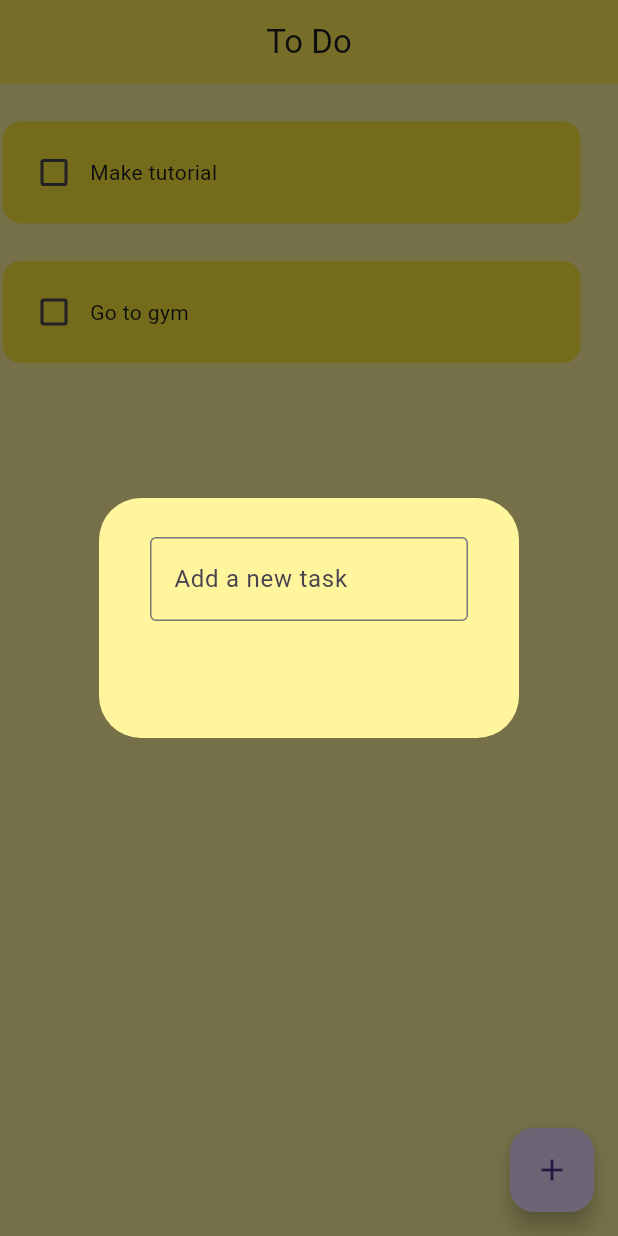
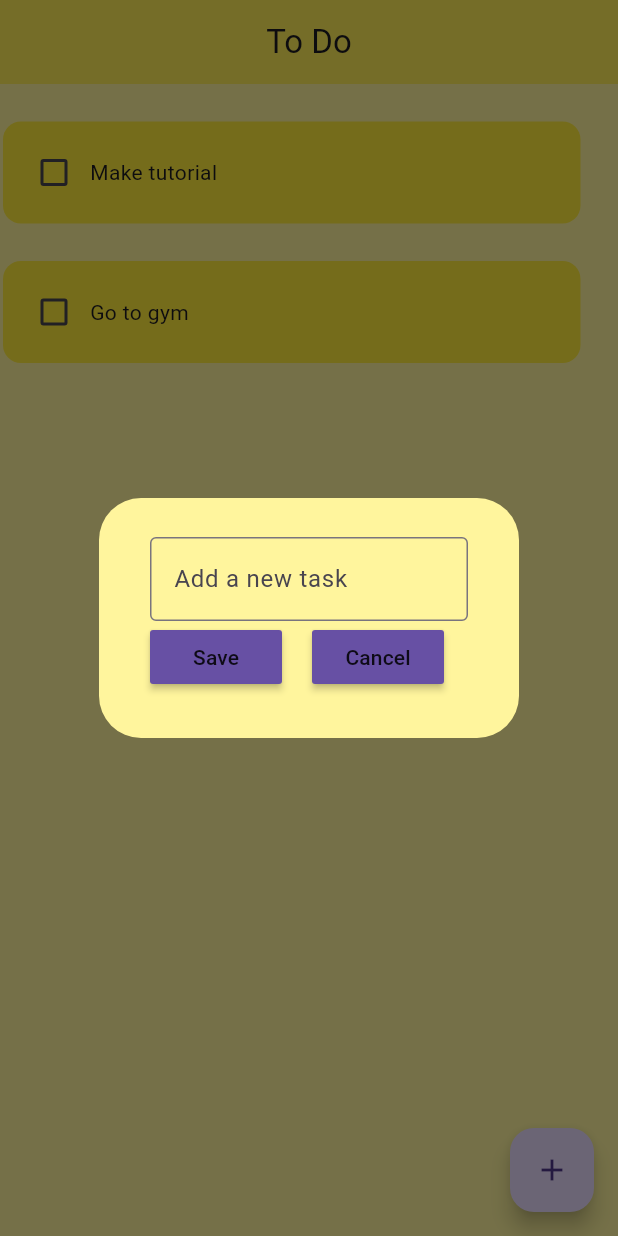
Before and after one commit to Majok-Bol/to_do_application, a Flutter app: the screen it shows after launch, after a tap on the "add" icon, on a phone screen of 412 x 824 dp. Run offline on Flutter 3.47's test engine with Material 3 defaults, Android fonts, the phone set to English and light mode, and no system bars.

```diff
--- a/lib/pages/home_page.dart
+++ b/lib/pages/home_page.dart
@@ -8,6 +8,7 @@ class HomePage extends StatefulWidget {
   HomePageState createState() => HomePageState();
 }
 class HomePageState extends State<HomePage>{
+  final _controller=TextEditingController();
   final List toDoList=[
     ["Make tutorial",false],
     ["Go to gym",false],
@@ -23,11 +24,21 @@ class HomePageState extends State<HomePage>{
   void createNewTask(){
     setState(() {
       showDialog(context: context, builder: (context){
-        return DialogBox();
+        return DialogBox(
+          myController:_controller,
+          onSave: saveNewTask,
+          onCancel:()=> Navigator.of(context).pop(),
+        );
       });
 
 
     });
+  }
+  void saveNewTask(){
+    setState(() {
+      toDoList.add([_controller.text,false]);
+    });
+    Navigator.of(context).pop();
   }
   @override
   Widget build(BuildContext context){
--- a/lib/utils/dialog_box.dart
+++ b/lib/utils/dialog_box.dart
@@ -1,5 +1,10 @@
 import 'package:flutter/material.dart';
+import 'package:to_do_application/utils/my_buttons.dart';
 class DialogBox extends StatelessWidget{
+  final myController;
+  VoidCallback onSave;
+  VoidCallback onCancel;
+   DialogBox({super.key,required this.myController,required this.onSave,required this.onCancel});
   @override
   Widget build(BuildContext context){
     return AlertDialog(
@@ -8,9 +13,11 @@ class DialogBox extends StatelessWidget{
         padding: EdgeInsets.all(10),
         height: 120,
         child: Column(
+          mainAxisAlignment: MainAxisAlignment.spaceEvenly,
           children: [
             //get user input
             TextField(
+              controller: myController,
               decoration:InputDecoration(
                 hintText: 'Add a new task',
                 border: OutlineInputBorder(),
@@ -18,6 +25,13 @@ class DialogBox extends StatelessWidget{
 
 
             ),
+            Row(
+              children: [
+                MyButton(text: 'Save', onPressed:onSave,),
+                SizedBox(width: 20,),
+                MyButton(text: 'Cancel', onPressed:onCancel,),
+              ],
+            )
             //save and cancel buttons
 
           ],
--- a/lib/utils/my_buttons.dart
+++ b/lib/utils/my_buttons.dart
@@ -0,0 +1,14 @@
+import 'package:flutter/material.dart';
+class MyButton extends StatelessWidget{
+  MyButton({super.key,required this.text,required this.onPressed});
+  final String text;
+  VoidCallback onPressed;
+  @override
+  Widget build(BuildContext context){
+    return MaterialButton(
+      color: Theme.of(context).primaryColor,
+        onPressed: onPressed,
+        child: Text(text));
+  }
+
+}
```
